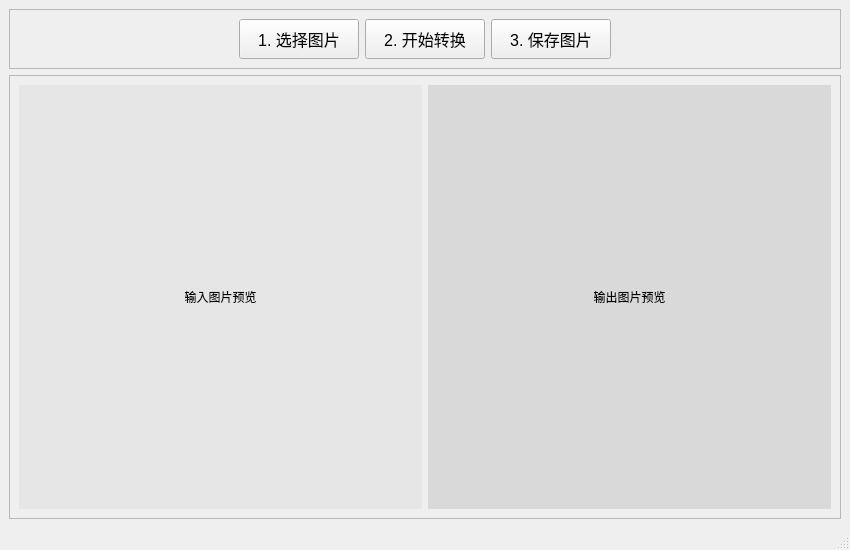
The window that src/MainWindow.ui (Bruce-USTC/gan_qt_app) describes before a commit, drawn with Qt 5.
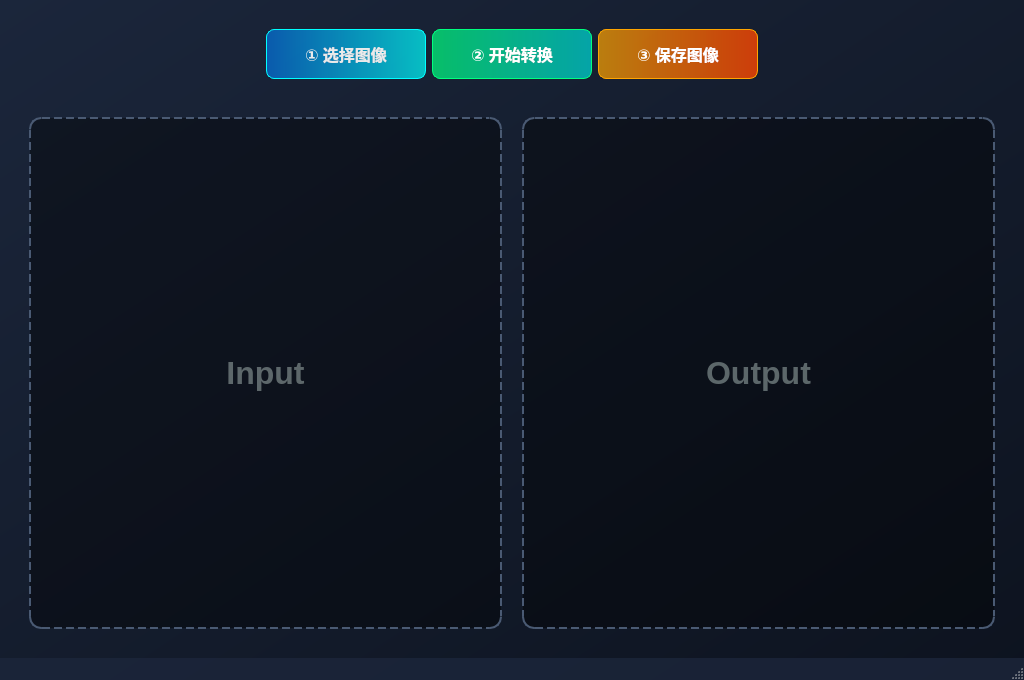
The same window after the commit.

```diff
--- a/src/MainWindow.ui
+++ b/src/MainWindow.ui
@@ -6,19 +6,56 @@
    <rect>
     <x>0</x>
     <y>0</y>
-    <width>850</width>
-    <height>550</height>
+    <width>1024</width>
+    <height>680</height>
    </rect>
   </property>
   <property name="windowTitle">
-   <string>RKNN GAN 处理工具 (C++/Qt)</string>
+   <string>SpecGAN: 光谱图像转换工具</string>
+  </property>
+  <property name="styleSheet">
+   <string notr="true">
+/* ---- 全局样式 ---- */
+#MainWindow {
+    background-color: qlineargradient(spread:pad, x1:0, y1:0, x2:1, y2:1, stop:0 rgba(27, 38, 59, 255), stop:1 rgba(13, 19, 31, 255));
+}
+
+QStatusBar {
+    background-color: rgba(27, 38, 59, 0.8);
+    color: #9FB6D9;
+    font-size: 13px;
+    font-weight: bold;
+}
+
+QToolTip {
+    background-color: #1B263B;
+    color: #EAEAEA;
+    border: 1px solid #40E0D0;
+    border-radius: 4px;
+}
+</string>
   </property>
   <widget class="QWidget" name="centralwidget">
-   <layout class="QVBoxLayout" name="verticalLayout">
+   <layout class="QVBoxLayout" name="verticalLayout" stretch="0,1">
+    <property name="spacing">
+     <number>20</number>
+    </property>
+    <property name="leftMargin">
+     <number>20</number>
+    </property>
+    <property name="topMargin">
+     <number>20</number>
+    </property>
+    <property name="rightMargin">
+     <number>20</number>
+    </property>
+    <property name="bottomMargin">
+     <number>20</number>
+    </property>
     <item>
      <widget class="QFrame" name="topFrame">
       <property name="frameShape">
-       <enum>QFrame::StyledPanel</enum>
+       <enum>QFrame::NoFrame</enum>
       </property>
       <property name="frameShadow">
        <enum>QFrame::Raised</enum>
@@ -41,17 +78,46 @@
         <widget class="QPushButton" name="selectButton">
          <property name="minimumSize">
           <size>
-           <width>120</width>
-           <height>40</height>
+           <width>160</width>
+           <height>50</height>
           </size>
          </property>
          <property name="font">
           <font>
+           <family>Microsoft YaHei UI</family>
            <pointsize>12</pointsize>
+           <weight>75</weight>
+           <bold>true</bold>
           </font>
          </property>
+         <property name="cursor">
+          <cursorShape>PointingHandCursor</cursorShape>
+         </property>
+         <property name="toolTip">
+          <string>从本地磁盘选择一张图片作为输入</string>
+         </property>
+         <property name="styleSheet">
+          <string notr="true">QPushButton {
+    color: #EAEAEA;
+    background-color: qlineargradient(spread:pad, x1:0, y1:0, x2:1, y2:0, stop:0 rgba(0, 129, 255, 150), stop:1 rgba(0, 255, 255, 180));
+    border: 1px solid #00FFFF;
+    border-radius: 8px;
+}
+QPushButton:hover {
+    background-color: qlineargradient(spread:pad, x1:0, y1:0, x2:1, y2:0, stop:0 rgba(0, 129, 255, 200), stop:1 rgba(0, 255, 255, 220));
+    border: 1px solid #99FFFF;
+}
+QPushButton:pressed {
+    background-color: qlineargradient(spread:pad, x1:0, y1:0, x2:1, y2:0, stop:0 rgba(0, 100, 200, 255), stop:1 rgba(0, 200, 200, 255));
+}
+QPushButton:disabled {
+    background-color: #555;
+    color: #888;
+    border: 1px solid #666;
+}</string>
+         </property>
          <property name="text">
-          <string>1. 选择图片</string>
+          <string>① 选择图像</string>
          </property>
         </widget>
        </item>
@@ -59,17 +125,46 @@
         <widget class="QPushButton" name="runButton">
          <property name="minimumSize">
           <size>
-           <width>120</width>
-           <height>40</height>
+           <width>160</width>
+           <height>50</height>
           </size>
          </property>
          <property name="font">
           <font>
+           <family>Microsoft YaHei UI</family>
            <pointsize>12</pointsize>
+           <weight>75</weight>
+           <bold>true</bold>
           </font>
          </property>
+         <property name="cursor">
+          <cursorShape>PointingHandCursor</cursorShape>
+         </property>
+         <property name="toolTip">
+          <string>启动NPU，开始执行图像转换</string>
+         </property>
+         <property name="styleSheet">
+          <string notr="true">QPushButton {
+    color: #FFFFFF;
+    background-color: qlineargradient(spread:pad, x1:0, y1:0, x2:1, y2:0, stop:0 rgba(0, 255, 127, 180), stop:1 rgba(0, 200, 200, 200));
+    border: 1px solid #00FF7F;
+    border-radius: 8px;
+}
+QPushButton:hover {
+    background-color: qlineargradient(spread:pad, x1:0, y1:0, x2:1, y2:0, stop:0 rgba(0, 255, 127, 220), stop:1 rgba(0, 200, 200, 240));
+    border: 1px solid #80FFBF;
+}
+QPushButton:pressed {
+    background-color: qlineargradient(spread:pad, x1:0, y1:0, x2:1, y2:0, stop:0 rgba(0, 200, 100, 255), stop:1 rgba(0, 150, 150, 255));
+}
+QPushButton:disabled {
+    background-color: #555;
+    color: #888;
+    border: 1px solid #666;
+}</string>
+         </property>
          <property name="text">
-          <string>2. 开始转换</string>
+          <string>② 开始转换</string>
          </property>
         </widget>
        </item>
@@ -77,17 +172,46 @@
         <widget class="QPushButton" name="saveButton">
          <property name="minimumSize">
           <size>
-           <width>120</width>
-           <height>40</height>
+           <width>160</width>
+           <height>50</height>
           </size>
          </property>
          <property name="font">
           <font>
+           <family>Microsoft YaHei UI</family>
            <pointsize>12</pointsize>
+           <weight>75</weight>
+           <bold>true</bold>
           </font>
          </property>
+         <property name="cursor">
+          <cursorShape>PointingHandCursor</cursorShape>
+         </property>
+         <property name="toolTip">
+          <string>将右侧生成的图片保存到本地</string>
+         </property>
+         <property name="styleSheet">
+          <string notr="true">QPushButton {
+    color: #FFFFFF;
+    background-color: qlineargradient(spread:pad, x1:0, y1:0, x2:1, y2:0, stop:0 rgba(255, 165, 0, 180), stop:1 rgba(255, 69, 0, 200));
+    border: 1px solid #FFA500;
+    border-radius: 8px;
+}
+QPushButton:hover {
+    background-color: qlineargradient(spread:pad, x1:0, y1:0, x2:1, y2:0, stop:0 rgba(255, 165, 0, 220), stop:1 rgba(255, 69, 0, 240));
+    border: 1px solid #FFC04D;
+}
+QPushButton:pressed {
+    background-color: qlineargradient(spread:pad, x1:0, y1:0, x2:1, y2:0, stop:0 rgba(204, 132, 0, 255), stop:1 rgba(204, 55, 0, 255));
+}
+QPushButton:disabled {
+    background-color: #555;
+    color: #888;
+    border: 1px solid #666;
+}</string>
+         </property>
          <property name="text">
-          <string>3. 保存图片</string>
+          <string>③ 保存图像</string>
          </property>
         </widget>
        </item>
@@ -109,26 +233,39 @@
     </item>
     <item>
      <widget class="QFrame" name="imageFrame">
-      <property name="sizePolicy">
-       <sizepolicy hsizetype="Preferred" vsizetype="Expanding">
-        <horstretch>0</horstretch>
-        <verstretch>0</verstretch>
-       </sizepolicy>
-      </property>
       <property name="frameShape">
-       <enum>QFrame::StyledPanel</enum>
+       <enum>QFrame::NoFrame</enum>
       </property>
       <property name="frameShadow">
        <enum>QFrame::Raised</enum>
       </property>
       <layout class="QHBoxLayout" name="horizontalLayout_2">
+       <property name="spacing">
+        <number>20</number>
+       </property>
        <item>
         <widget class="QLabel" name="inputImageLabel">
+         <property name="font">
+          <font>
+           <family>Microsoft YaHei UI</family>
+           <pointsize>24</pointsize>
+           <weight>75</weight>
+           <bold>true</bold>
+          </font>
+         </property>
          <property name="styleSheet">
-          <string notr="true">background-color: rgb(230, 230, 230);</string>
+          <string notr="true">QLabel {
+    background-color: rgba(0, 0, 0, 0.4);
+    border: 2px dashed #4A5A73;
+    border-radius: 12px;
+    color: rgba(127, 140, 141, 0.7);
+}
+QLabel:hover {
+    border: 2px dashed #40E0D0;
+}</string>
          </property>
          <property name="text">
-          <string>输入图片预览</string>
+          <string>Input</string>
          </property>
          <property name="alignment">
           <set>Qt::AlignCenter</set>
@@ -137,11 +274,24 @@
        </item>
        <item>
         <widget class="QLabel" name="outputImageLabel">
+         <property name="font">
+          <font>
+           <family>Microsoft YaHei UI</family>
+           <pointsize>24</pointsize>
+           <weight>75</weight>
+           <bold>true</bold>
+          </font>
+         </property>
          <property name="styleSheet">
-          <string notr="true">background-color: rgb(217, 217, 217);</string>
+          <string notr="true">QLabel {
+    background-color: rgba(0, 0, 0, 0.4);
+    border: 2px dashed #4A5A73;
+    border-radius: 12px;
+    color: rgba(127, 140, 141, 0.7);
+}</string>
          </property>
          <property name="text">
-          <string>输出图片预览</string>
+          <string>Output</string>
          </property>
          <property name="alignment">
           <set>Qt::AlignCenter</set>
```
Left out of the diff: 15 changed lines with no effect on the pictures.
